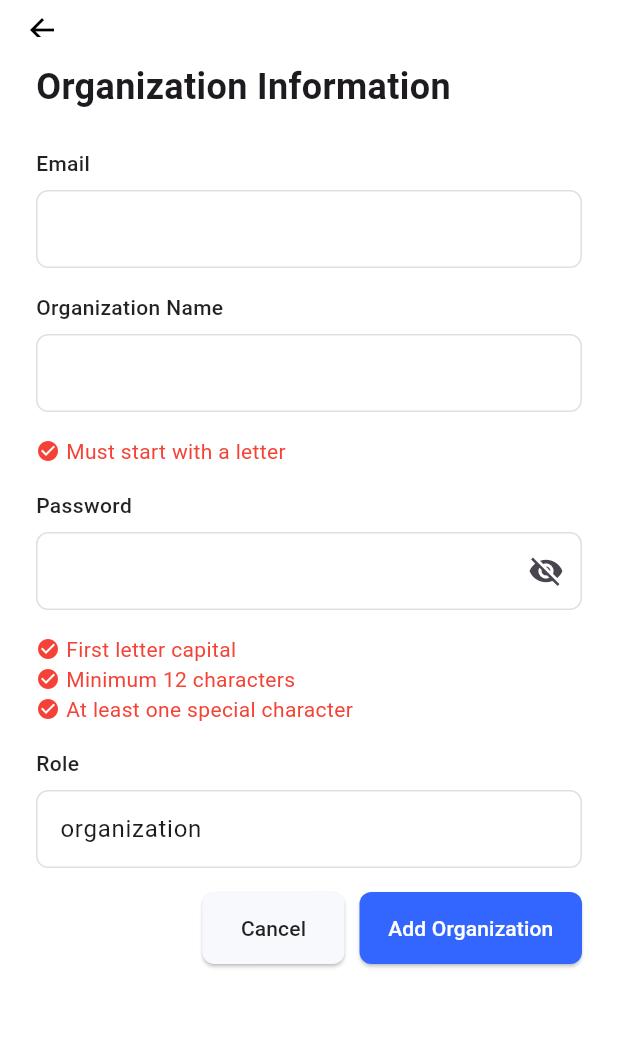
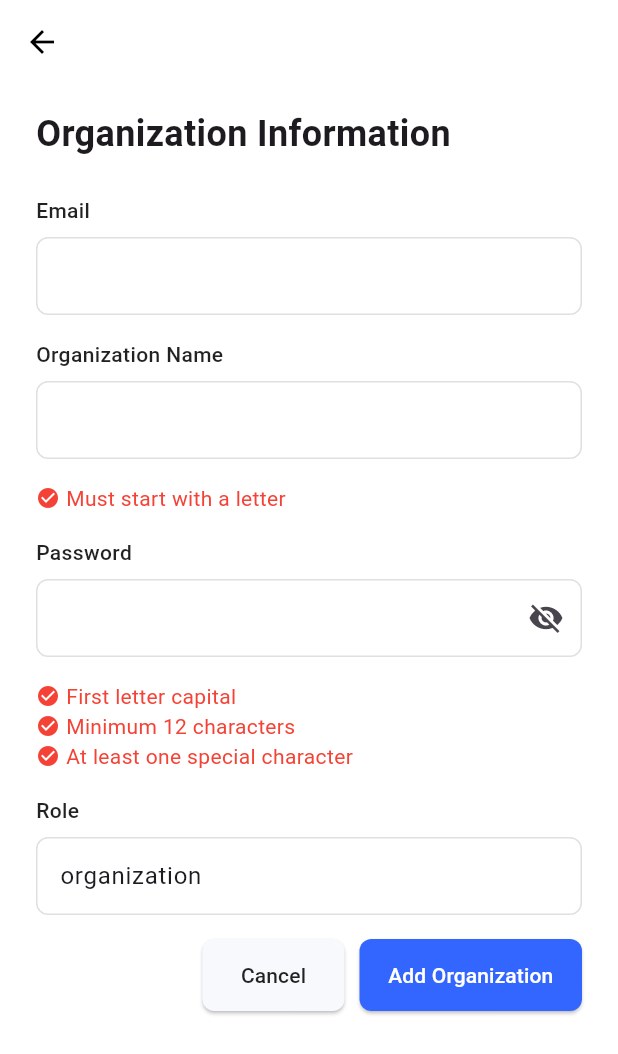
Before and after one commit to Way4Web/ems_project, a Flutter app: the AddOrganisation screen opened by its route, on a phone screen of 412 x 824 dp. Shown: the top 1054 px of the screen. Run offline on Flutter 3.47's test engine with Material 3 defaults, Android fonts, the light colour scheme and no system bars; our stand-ins replace flutter_riverpod, flutter_secure_storage, intl_phone_field; accounts and stored records are empty.

Commit message:
Fixed App

```diff
--- a/lib/presentation/add_organisation.dart
+++ b/lib/presentation/add_organisation.dart
@@ -66,7 +66,7 @@ class _AddOrganisationScreenState extends ConsumerState<AddOrganisation> {
       appBar: AppBar(
         backgroundColor: Colors.white,
         surfaceTintColor: Colors.white,
-        toolbarHeight: size.height * 0.03,
+        // toolbarHeight: size.height * 0.03,
       ),
       body: SingleChildScrollView(
         padding: const EdgeInsets.symmetric(horizontal: 24.0, vertical: 0.0),
```
